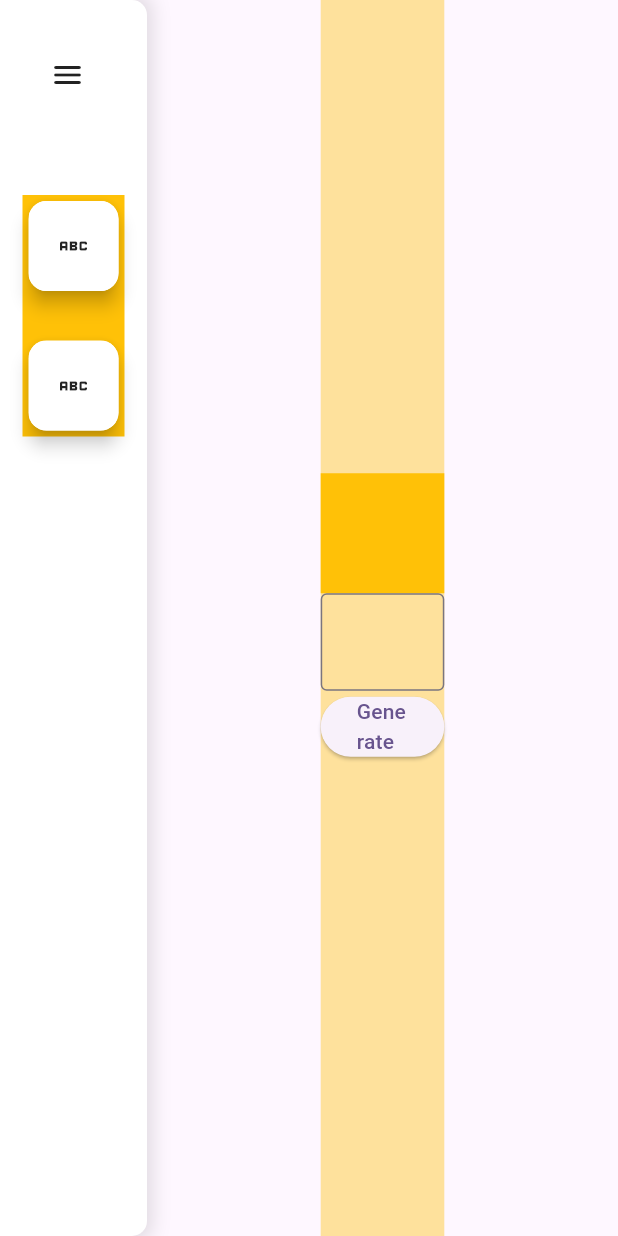
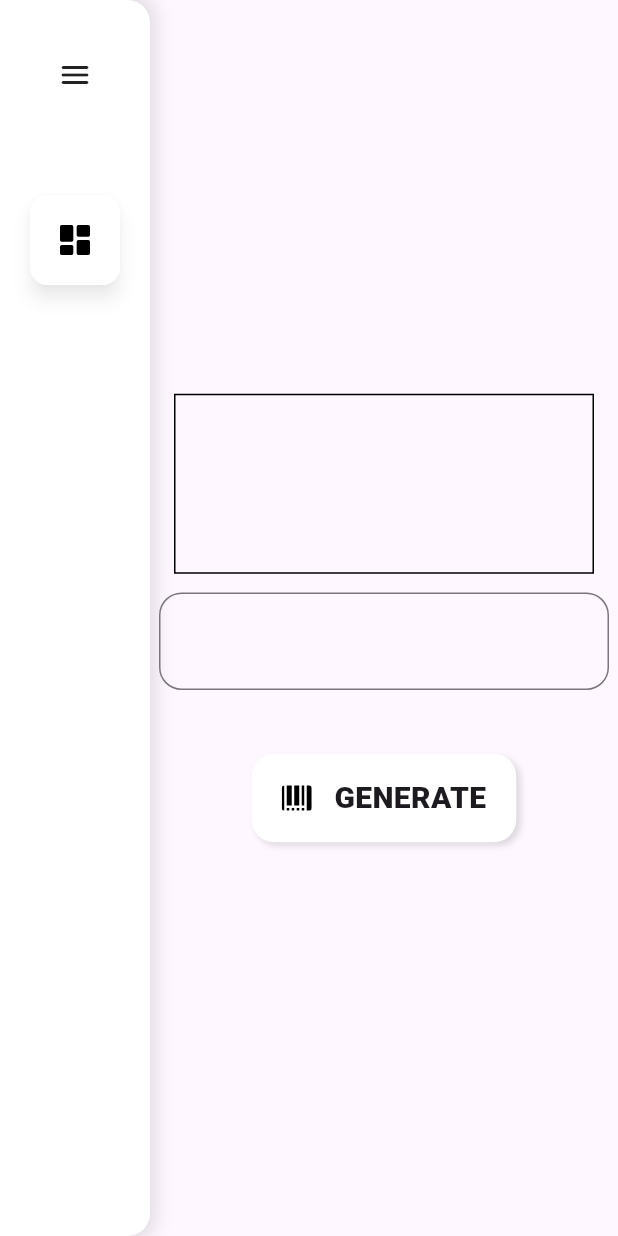
Before and after one commit to fathidevs/barcode_generator, a Flutter app: the screen it shows after launch, on a phone screen of 412 x 824 dp. Run offline on Flutter 3.47's test engine with Material 3 defaults, Android fonts, the phone set to English and light mode, and no system bars; our stand-ins replace flutter_svg; missing offline and left inert: barcode, universal_html.

Commit message:
better UI, ean13 flly functioning

```diff
--- a/lib/pages/home_page.dart
+++ b/lib/pages/home_page.dart
@@ -14,12 +14,12 @@ class HomePage extends StatefulWidget {
 class _HomePageState extends State<HomePage> {
   @override
   Widget build(BuildContext context) {
-    final width = MediaQuery.sizeOf(context).width;
+    // final width = MediaQuery.sizeOf(context).width;
 
     return Scaffold(
       body: Row(
         children: [
-          Navbar(collapsedWidth: 60.0, expandedWidth: width * .15),
+          const Navbar(collapsedWidth: 60.0, expandedWidth: 150.0),
           Expanded(
               child: GeneratorBodyWidget(
             barcodType: Barcode.fromType(BarcodeType.CodeEAN13),
--- /dev/null
+++ b/lib/tools/bg_consts.dart
@@ -0,0 +1,4 @@
+class BgConsts {
+  static const double radius = 15.0;
+  static const double hSpace = 20.0;
+}
--- a/lib/widgets/buttons.dart
+++ b/lib/widgets/buttons.dart
@@ -1,4 +1,8 @@
 import 'package:flutter/material.dart';
+
+import '../tools/bg_consts.dart';
+import 'interactive_btn.dart';
+import 'svg_icons.dart';
 
 class Buttons {
   static Widget navbarStateChanger({
@@ -8,11 +12,9 @@ class Buttons {
     required double expandedWidth,
     required double collapsedWidth,
     BorderRadius raduis = const BorderRadius.all(Radius.circular(300)),
-    double spacing = 15.0,
     Color backgroundColor = Colors.white,
     Duration duration = Durations.medium4,
     Curve curve = Curves.easeInOutCubic,
-    double elevation = 5.0,
   }) {
     return InkWell(
       borderRadius: raduis,
@@ -37,4 +39,45 @@ class Buttons {
       ),
     );
   }
+
+  static Widget iconTextInterActive({
+    required String iconName,
+    required String lable,
+    required VoidCallback? onPressed,
+    String? toolTipMsg,
+    Color backgroundColor = Colors.white,
+    Color shadowColor = Colors.black12,
+    BorderRadius radius =
+        const BorderRadius.all(Radius.circular(BgConsts.radius)),
+    EdgeInsets padding = const EdgeInsets.symmetric(
+        horizontal: BgConsts.hSpace, vertical: BgConsts.hSpace - 5.0),
+  }) {
+    return Tooltip(
+      message: toolTipMsg,
+      preferBelow: false,
+      verticalOffset: 40.0,
+      child: InteractiveBtn(
+        backgroundColor: backgroundColor,
+        shadowColor: shadowColor,
+        radius: radius,
+        padding: padding,
+        body: Row(
+          mainAxisSize: MainAxisSize.min,
+          mainAxisAlignment: MainAxisAlignment.spaceAround,
+          children: [
+            SvgIcons.fromAssets(iconName),
+            const SizedBox(width: BgConsts.hSpace - 5.0),
+            Text(
+              lable.toUpperCase(),
+              style: const TextStyle(
+                fontSize: 20.0,
+                fontWeight: FontWeight.w900,
+              ),
+            ),
+          ],
+        ),
+        onPressed: onPressed,
+      ),
+    );
+  }
 }
--- a/lib/widgets/ean13_generator_widget.dart
+++ b/lib/widgets/ean13_generator_widget.dart
@@ -2,8 +2,11 @@ import 'package:barcode/barcode.dart';
 import 'package:flutter/material.dart';
 import 'package:flutter_svg/flutter_svg.dart';
 
+import '../tools/bg_consts.dart';
 import '../tools/checksum.dart';
 import '../tools/copy_svg_data.dart';
+import '../tools/svg_downloader.dart';
+import 'buttons.dart';
 import 'text_fields.dart';
 
 class Ean13GeneratorWidget extends StatefulWidget {
@@ -18,15 +21,18 @@ TextEditingController _ean13Ctrl = TextEditingController();
 String? _data;
 
 const int _codeLength = 13;
+const double _fieldMaxWidth = 300.0;
+const double _barcodeWidth = 200.0;
+const double _barcodeHeight = 80.0;
+const double _barcodeFontHeight = 20.0;
 
 class _Ean13GeneratorWidgetState extends State<Ean13GeneratorWidget> {
   final _formKey = GlobalKey<FormState>();
+
   @override
   Widget build(BuildContext context) {
+    // final d = MediaQuery.sizeOf(context).width * .3;
     return Center(
-      child: Container(
-        color: Colors.amber.withOpacity(.4),
-        width: MediaQuery.sizeOf(context).width * .2,
       child: Form(
         key: _formKey,
         child: Column(
@@ -34,7 +40,39 @@ class _Ean13GeneratorWidgetState extends State<Ean13GeneratorWidget> {
           mainAxisAlignment: MainAxisAlignment.center,
           children: [
             _displayBarcode(),
-              TextFields.ean13(
+            Container(
+              width: _fieldMaxWidth,
+              height: 120.0,
+              alignment: Alignment.topCenter,
+              padding: const EdgeInsets.only(top: 12.5),
+              child: _barcodeInputField(),
+            ),
+            SizedBox(
+              // color: Colors.amber,
+              width: _fieldMaxWidth * 2,
+              child: _actionBtn(),
+            ),
+          ],
+        ),
+      ),
+    );
+  }
+
+  Widget _displayBarcode() {
+    return Container(
+      width: _fieldMaxWidth - 20,
+      height: _barcodeHeight + 40.0,
+      alignment: Alignment.center,
+      padding: const EdgeInsets.only(right: _barcodeFontHeight * .4),
+      decoration:
+          BoxDecoration(border: Border.all(color: Colors.black, width: 1.0)),
+      child: _data != null ? SvgPicture.string(_data!) : null,
+    );
+  }
+
+  Widget _barcodeInputField() {
+    return TextFields.code(
+      inputLength: _codeLength,
       controller: _ean13Ctrl,
       validator: (String? value) {
         if (value == null || value.isEmpty) {
@@ -54,31 +92,46 @@ class _Ean13GeneratorWidgetState extends State<Ean13GeneratorWidget> {
       onChanged: (String value) {
         _resetData();
       },
-              ),
-              _actionBtn(),
-            ],
-          ),
-        ),
-      ),
-    );
-  }
-
-  Widget _displayBarcode() {
-    return Container(
-      width: 200.0,
-      height: 80.0,
-      color: Colors.amber,
-      child: _data != null ? SvgPicture.string(_data!) : null,
     );
   }
 
   Widget _actionBtn() {
-    return _data == null
-        ? ElevatedButton(onPressed: _generate, child: const Text('Generate'))
-        : ElevatedButton(
+    if (_data == null) {
+      return Center(
+          child: Buttons.iconTextInterActive(
+        toolTipMsg: '',
+        iconName: 'barcode',
+        lable: 'Generate',
+        onPressed: _generate,
+      ));
+    }
+    return Row(
+      mainAxisSize: MainAxisSize.max,
+      mainAxisAlignment: MainAxisAlignment.center,
+      children: [
+        Buttons.iconTextInterActive(
+          toolTipMsg: '',
+          iconName: 'download',
+          lable: 'Download',
+          onPressed: () =>
+              SvgDownloader.single(_data!, fileName: _ean13Ctrl.text.trim()),
+        ),
+        const SizedBox(width: BgConsts.hSpace),
+        Buttons.iconTextInterActive(
+          toolTipMsg: '',
+          iconName: 'copy',
+          lable: 'Copy',
           onPressed: () => CopySvg.data(_data!),
-            // SvgDownloader.single(_data!, fileName: _ean13Ctrl.text.trim()),
-            child: const Text('Copy'));
+        ),
+        const SizedBox(width: BgConsts.hSpace),
+        Buttons.iconTextInterActive(
+          iconName: 'add_to_sheet',
+          lable: 'Save to Sheet',
+          toolTipMsg: 'Connect to sheet in settings',
+          onPressed: null,
+        ),
+      ],
+    );
   }
 
   _generate() {
@@ -86,9 +139,9 @@ class _Ean13GeneratorWidgetState extends State<Ean13GeneratorWidget> {
       final String input = _ean13Ctrl.text.trim();
       final stringData = widget.barcodType.toSvg(
         input,
-        width: 200,
-        height: 80,
-        fontHeight: 20,
+        width: _barcodeWidth,
+        height: _barcodeHeight,
+        fontHeight: _barcodeFontHeight,
         fontFamily: 'Arial',
       );
 
--- /dev/null
+++ b/lib/widgets/interactive_btn.dart
@@ -0,0 +1,107 @@
+import 'package:flutter/material.dart';
+
+import '../tools/bg_consts.dart';
+
+class InteractiveBtn extends StatefulWidget {
+  final Widget body;
+  final Color backgroundColor;
+  final Color shadowColor;
+  final BorderRadius radius;
+  final VoidCallback? onPressed;
+
+  final EdgeInsets padding;
+  const InteractiveBtn({
+    super.key,
+    required this.body,
+    this.backgroundColor = Colors.white,
+    this.shadowColor = Colors.black12,
+    this.radius = const BorderRadius.all(Radius.circular(BgConsts.radius)),
+    this.padding = const EdgeInsets.symmetric(
+        horizontal: BgConsts.hSpace, vertical: BgConsts.hSpace - 5.0),
+    required this.onPressed,
+  });
+
+  @override
+  State<InteractiveBtn> createState() => _InteractiveBtnState();
+}
+
+class _InteractiveBtnState extends State<InteractiveBtn> {
+  double _blurValue = 3.0;
+  Offset _blurOffset = const Offset(2.5, 2.5);
+
+  @override
+  Widget build(BuildContext context) {
+    bool enabled = widget.onPressed != null;
+    return AnimatedOpacity(
+      curve: Curves.easeInOutCubic,
+      duration: Durations.short4,
+      opacity: enabled ? 1.0 : 0.5,
+      child: AnimatedContainer(
+        curve: Curves.easeInOutCubic,
+        duration: Durations.short4,
+        decoration: BoxDecoration(
+          color: enabled ? widget.backgroundColor : Colors.grey,
+          borderRadius: widget.radius,
+          boxShadow: [
+            BoxShadow(
+              color: widget.shadowColor,
+              spreadRadius: 0.0,
+              offset: enabled ? _blurOffset : const Offset(0.0, 0.0),
+              blurRadius: enabled ? _blurValue : 0.0,
+            ),
+          ],
+        ),
+        child: Material(
+          color: Colors.transparent,
+          child: InkWell(
+            onTap: widget.onPressed,
+            onTapDown: _onTapDown,
+            onTapUp: _onTapUp,
+            onTapCancel: _onTapCancel,
+            onHover: _onHover,
+            borderRadius: widget.radius,
+            child: Padding(
+              padding: widget.padding,
+              child: widget.body,
+            ),
+          ),
+        ),
+      ),
+    );
+  }
+
+  _onTapDown(TapDownDetails details) {
+    setState(() {
+      _blurValue = .5;
+      _blurOffset = const Offset(.5, .5);
+    });
+  }
+
+  _onTapUp(TapUpDetails details) {
+    setState(() {
+      _blurValue = 3.0;
+      _blurOffset = const Offset(2.5, 2.5);
+    });
+  }
+
+  _onTapCancel() {
+    setState(() {
+      _blurValue = 3.0;
+      _blurOffset = const Offset(2.5, 2.5);
+    });
+  }
+
+  _onHover(bool hover) {
+    if (hover) {
+      setState(() {
+        _blurValue = .5;
+        _blurOffset = const Offset(.5, .5);
+      });
+    } else {
+      setState(() {
+        _blurValue = 3.0;
+        _blurOffset = const Offset(2.5, 2.5);
+      });
+    }
+  }
+}
--- a/lib/widgets/items.dart
+++ b/lib/widgets/items.dart
@@ -1,16 +1,18 @@
 import 'package:flutter/material.dart';
+
+import 'svg_icons.dart';
 
 class Items {
   static Widget navbarItem({
-    required Widget icon,
+    required String iconName,
     required String lable,
     required bool navbarOpen,
-    required VoidCallback onPressed,
+    required VoidCallback? onPressed,
     required double expandedWidth,
     required double collapsedWidth,
     BorderRadius raduis = const BorderRadius.all(Radius.circular(300)),
-    double spacing = 15.0,
     Color backgroundColor = Colors.white,
+    Color shadowColor = Colors.black38,
     Duration duration = Durations.medium4,
     Curve curve = Curves.easeInOutCubic,
     double elevation = 5.0,
@@ -21,9 +23,10 @@ class Items {
       child: Card(
         elevation: elevation,
         color: backgroundColor,
+        shadowColor: shadowColor,
+        margin: EdgeInsets.zero,
         child: AnimatedContainer(
           width: navbarOpen ? expandedWidth : collapsedWidth,
-          // width: navbarOpen ? expandedWidth : collapsedWidth,
           height: collapsedWidth,
           duration: duration,
           curve: curve,
@@ -34,7 +37,7 @@ class Items {
                   alignment: Alignment.centerLeft,
                   children: [
                     AnimatedPositioned(
-                      left: navbarOpen ? collapsedWidth + 10 : 0.0,
+                      left: navbarOpen ? collapsedWidth + 0 : 0.0,
                       duration: duration,
                       curve: curve,
                       child: AnimatedOpacity(
@@ -55,18 +58,15 @@ class Items {
                         ),
                       ),
                     ),
-                    Positioned(
-                      left: 0.0,
-                      child: Card(
+                    Card(
                         elevation: 0.0,
                         margin: EdgeInsets.zero,
                         color: backgroundColor,
                         child: SizedBox(
                           width: collapsedWidth,
                           height: collapsedWidth,
-                            child: icon,
+                          child: Center(child: SvgIcons.fromAssets(iconName)),
                         )),
-                    ),
                   ],
                 ),
               ),
--- a/lib/widgets/navbar.dart
+++ b/lib/widgets/navbar.dart
@@ -1,5 +1,6 @@
 import 'package:flutter/material.dart';
 
+import '../tools/bg_consts.dart';
 import 'buttons.dart';
 import 'items.dart';
 
@@ -17,7 +18,7 @@ class Navbar extends StatefulWidget {
     this.backgroundColor = Colors.white,
     this.shadowColor = Colors.black12,
     this.radius = const BorderRadius.horizontal(
-      right: Radius.circular(10.0),
+      right: Radius.circular(BgConsts.radius),
     ),
   });
 
@@ -31,7 +32,10 @@ class _NavbarState extends State<Navbar> {
   @override
   Widget build(BuildContext context) {
     return Container(
-      padding: const EdgeInsets.symmetric(vertical: 20.0, horizontal: 15.0),
+      padding: const EdgeInsets.symmetric(
+        vertical: 20.0,
+        horizontal: BgConsts.hSpace,
+      ),
       decoration: BoxDecoration(
           color: widget.backgroundColor,
           borderRadius: widget.radius,
@@ -54,30 +58,29 @@ class _NavbarState extends State<Navbar> {
             onPressed: navbarStateChanger,
           ),
           const SizedBox(height: 50.0),
-          Container(
-            color: Colors.amber,
-            child: Column(
+          Column(
             mainAxisAlignment: MainAxisAlignment.center,
             children: [
               Items.navbarItem(
-                  icon: const Icon(Icons.abc),
-                  lable: 'lable',
+                iconName: 'dashboard',
+                lable: 'Projects',
                 navbarOpen: _open,
-                  onPressed: () {},
+                onPressed: () {
+                  // print('object');
+                },
                 expandedWidth: widget.expandedWidth,
                 collapsedWidth: widget.collapsedWidth,
               ),
-                const SizedBox(height: 25.0),
-                Items.navbarItem(
-                  icon: const Icon(Icons.abc),
-                  lable: 'lable',
-                  navbarOpen: _open,
-                  onPressed: () {},
-                  expandedWidth: widget.expandedWidth,
-                  collapsedWidth: widget.collapsedWidth,
-                ),
+              const SizedBox(height: BgConsts.hSpace),
+              // Items.navbarItem(
+              //   icon: const Icon(Icons.abc),
+              //   lable: 'lable',
+              //   navbarOpen: _open,
+              //   onPressed: () {},
+              //   expandedWidth: widget.expandedWidth,
+              //   collapsedWidth: widget.collapsedWidth,
+              // ),
             ],
-            ),
           ),
         ],
       ),
--- /dev/null
+++ b/lib/widgets/svg_icons.dart
@@ -0,0 +1,21 @@
+import 'package:flutter/material.dart';
+import 'package:flutter_svg/flutter_svg.dart';
+
+class SvgIcons {
+  static Widget fromAssets(
+    String iconName, {
+    double width = 20.0,
+    double height = 20.0,
+    Color iconColor = Colors.black,
+  }) {
+    return SvgPicture.asset(
+      width: width,
+      height: height,
+      colorFilter: ColorFilter.mode(
+        iconColor,
+        BlendMode.srcIn,
+      ),
+      'assets/icons/$iconName.svg',
+    );
+  }
+}
--- a/lib/widgets/text_fields.dart
+++ b/lib/widgets/text_fields.dart
@@ -1,23 +1,34 @@
 import 'package:flutter/material.dart';
 import 'package:flutter/services.dart';
 
+import '../tools/bg_consts.dart';
+
 class TextFields {
-  static Widget ean13({
+  static Widget code({
     required TextEditingController controller,
     required String? Function(String?) validator,
     required Function(String) onChanged,
+    required int inputLength,
+    BorderRadius radius =
+        const BorderRadius.all(Radius.circular(BgConsts.radius)),
   }) {
     return TextFormField(
       controller: controller,
       inputFormatters: [
-        LengthLimitingTextInputFormatter(13),
+        LengthLimitingTextInputFormatter(inputLength),
       ],
       textAlign: TextAlign.center,
       keyboardType: TextInputType.number,
       style: const TextStyle(
           fontWeight: FontWeight.w900, fontSize: 22.0, letterSpacing: 5.0),
-      decoration: const InputDecoration(
-        border: OutlineInputBorder(),
+      decoration: InputDecoration(
+        isDense: false,
+        errorStyle: const TextStyle(height: 1.0),
+
+        border: OutlineInputBorder(
+          borderRadius: radius,
+        ),
+        // errorText: null,
       ),
       validator: (String? value) => validator(value),
       onChanged: onChanged,
```
Also changed, not shown: pubspec.yaml (+7 -3 lines), assets/icons/add_to_sheet.svg (added), assets/icons/barcode.svg (added), assets/icons/copy.svg (added), assets/icons/dashboard.svg (added), assets/icons/download.svg (added), pubspec.lock. Lines whose indentation alone changed are shown as unchanged.
